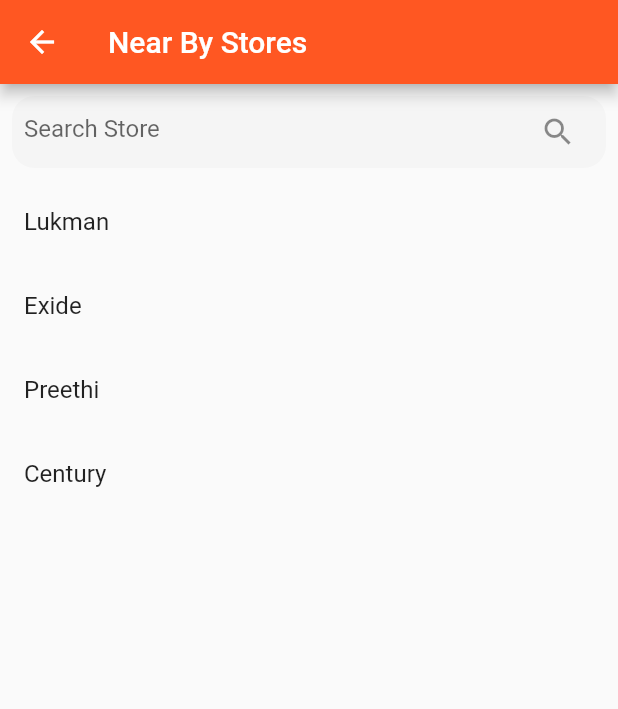
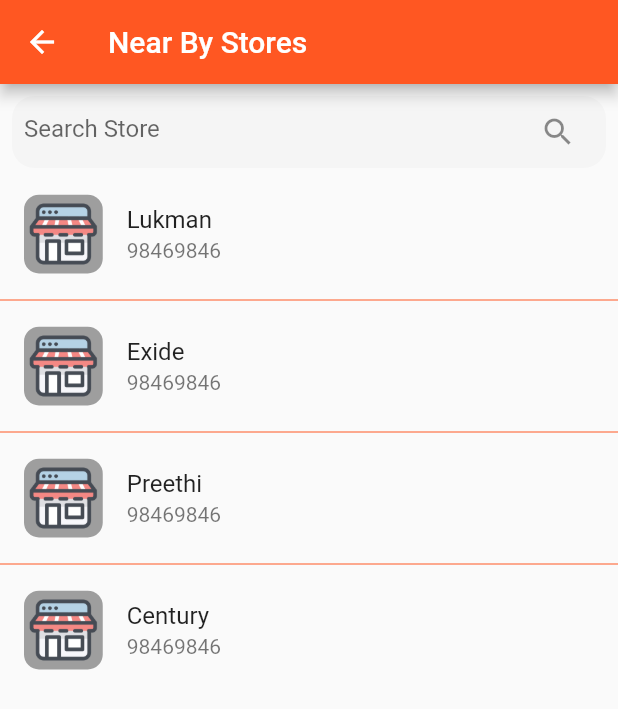
Before and after one commit to MAHakeem-MK/shop_q, a Flutter app: the CustomerHome screen opened directly, on a phone screen of 412 x 824 dp. Shown: the top 709 px of the screen. Run offline on Flutter 3.47's test engine with Material 2 defaults, Android fonts, the light colour scheme and no system bars; our stand-ins replace getflutter, google_fonts.

Commit message:
stores list.

```diff
--- a/lib/pages/CustomerHome.dart
+++ b/lib/pages/CustomerHome.dart
@@ -1,4 +1,6 @@
 import 'package:flutter/material.dart';
+import 'package:getflutter/components/avatar/gf_avatar.dart';
+import 'package:getflutter/shape/gf_avatar_shape.dart';
 import 'package:shopq/pages/ShopDetails.dart';
 import 'package:shopq/repositories/shops.dart';
 import 'package:shopq/widgets/search_form_field.dart';
@@ -30,21 +32,21 @@
             ),
           ),
           Expanded(
-            child: ListView.builder(
+            child: ListView.separated(
+              itemBuilder: (context, position) => ListTile(
+                onTap: () => Navigator.of(context).push(MaterialPageRoute(builder: (context) => ShopDetails())),
+                leading: GFAvatar(
+                  shape: GFAvatarShape.standard,
+                  backgroundColor: Colors.grey,
+                  backgroundImage: AssetImage('assets/store.png'),
+                ),
+                title: Text(Shops.allShops[position].name),
+                subtitle: Text(Shops.allShops[position].phone),
+              ),
+              separatorBuilder: (context, position) => Divider(
+                color: Theme.of(context).accentColor,
+              ),
               itemCount: Shops.allShops.length,
-              itemBuilder: (context, position) {
-                return ListTile(
-                  title: Text(Shops.allShops[position].name),
-                  onTap: () {
-                    Navigator.push(
-                      context,
-                      MaterialPageRoute(
-                        builder: (context) => ShopDetails(),
-                      ),
-                    );
-                  },
-                );
-              },
             ),
           ),
         ],
```
